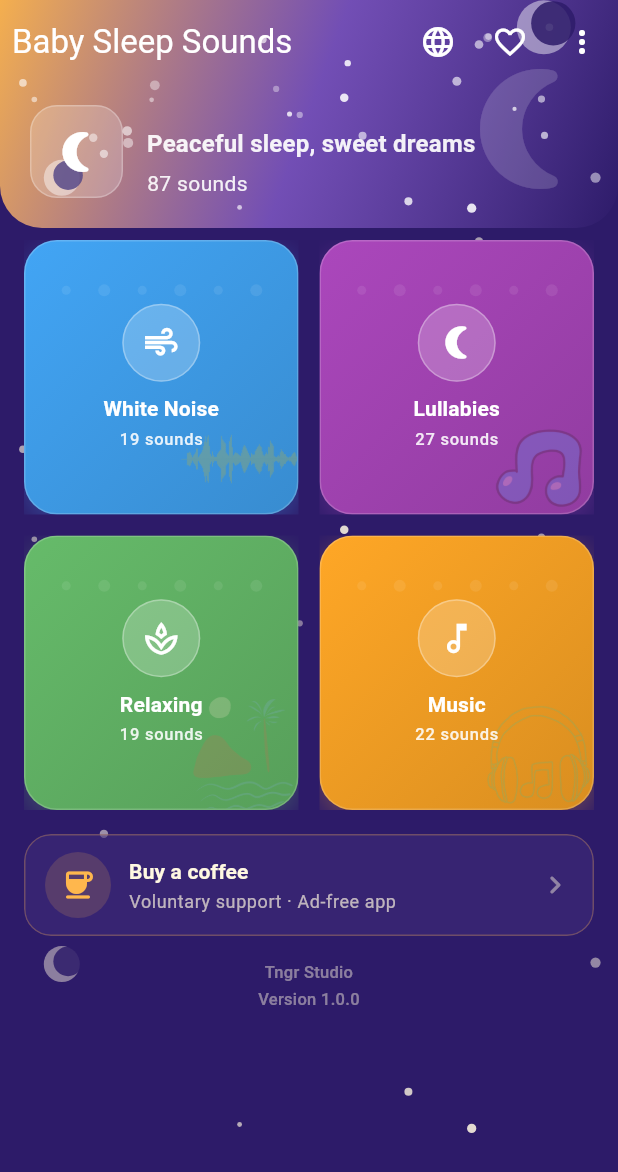
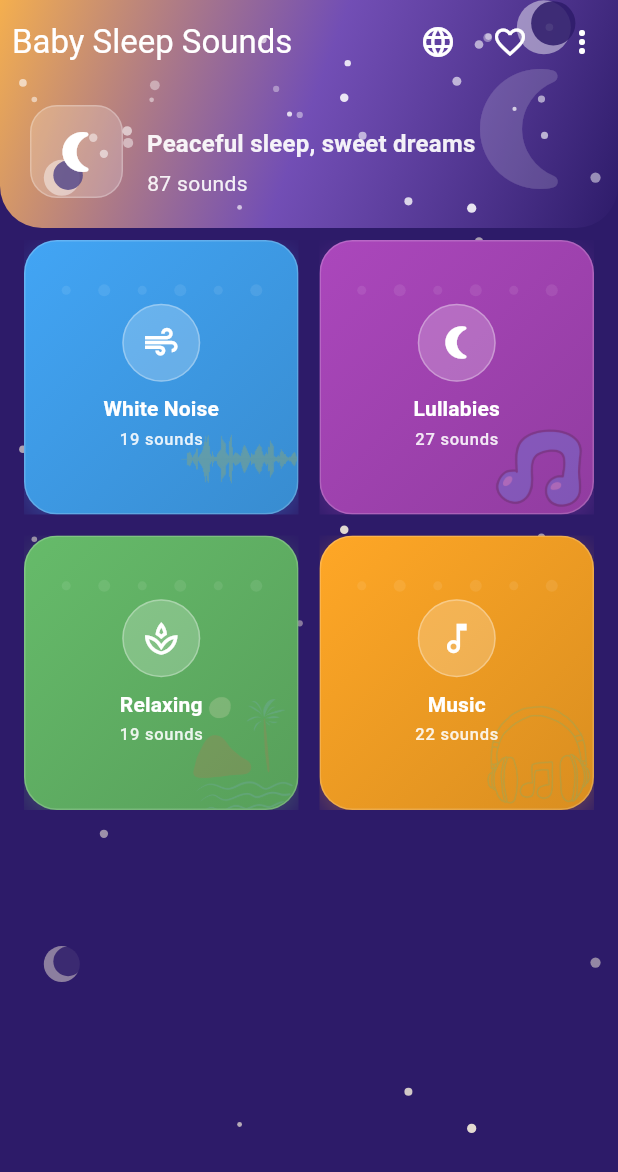
Before and after one commit to alpertungir/baby-sleep-sounds, a Flutter app: the screen it shows after launch, on a phone screen of 412 x 824 dp. Shown: the top 1172 px of the screen. Run offline on Flutter 3.47's test engine with Material 3 defaults, Android fonts, the phone set to English and light mode, and no system bars; our stand-ins replace audio_service, firebase_core, firebase_storage, in_app_purchase, just_audio, package_info_plus and 1 more; missing offline and left inert: audio_session; accounts and stored records are empty; network calls fail; statements that could not run were skipped.

Commit message:
Anasayfayı sadeleştir, destek UX'ini iyileştir ve studio ikonunu güncelle.
Gönüllü destek kartı ve sürüm bilgisini anasayfadan kaldır; destek seçeneklerini hemen göster. Tngr Studio ikon wordmark'ını büyüt ve eski 2.0.0 release notlarını sil.

Co-authored-by: Cursor <cursoragent@cursor.com>

```diff
--- a/app/lib/screens/home_screen.dart
+++ b/app/lib/screens/home_screen.dart
@@ -3,11 +3,9 @@ import 'package:provider/provider.dart';
 
 import '../l10n/app_localizations.dart';
 import '../providers/app_state.dart';
-import '../widgets/app_info_footer.dart';
 import '../widgets/category_card.dart';
 import '../widgets/decorative_background.dart';
 import '../widgets/home_header.dart';
-import '../widgets/home_support_card.dart';
 import '../widgets/language_menu_button.dart';
 import '../widgets/mini_player_bar.dart';
 import '../widgets/screen_insets.dart';
@@ -112,7 +110,7 @@ class HomeScreen extends StatelessWidget {
                   _horizontalPadding,
                   8,
                   _horizontalPadding,
-                  0,
+                  ScreenInsets.listBottom(context, state),
                 ),
                 sliver: SliverGrid(
                   gridDelegate: SliverGridDelegateWithFixedCrossAxisCount(
@@ -142,21 +140,6 @@ class HomeScreen extends StatelessWidget {
                   ),
                 ),
               ),
-              SliverPadding(
-                padding: EdgeInsets.fromLTRB(
-                  _horizontalPadding,
-                  10,
-                  _horizontalPadding,
-                  0,
-                ),
-                sliver: const SliverToBoxAdapter(child: HomeSupportCard()),
-              ),
-              SliverPadding(
-                padding: EdgeInsets.only(
-                  bottom: ScreenInsets.listBottom(context, state),
-                ),
-                sliver: const SliverToBoxAdapter(child: AppInfoFooter()),
-              ),
             ],
           ),
           const Align(
--- a/app/lib/widgets/app_info_footer.dart
+++ /dev/null
@@ -1,37 +0,0 @@
-import 'package:flutter/material.dart';
-
-import '../l10n/app_localizations.dart';
-import 'package_info_loader.dart';
-
-class AppInfoFooter extends StatelessWidget {
-  const AppInfoFooter({super.key});
-
-  @override
-  Widget build(BuildContext context) {
-    final l10n = AppLocalizations.of(context)!;
-    final theme = Theme.of(context);
-    final style = theme.textTheme.labelSmall?.copyWith(
-      color: theme.colorScheme.onSurface.withValues(alpha: 0.45),
-      letterSpacing: 0.2,
-    );
-
-    return FutureBuilder<PackageInfoData>(
-      future: PackageInfoLoader.instance.load(),
-      builder: (context, snapshot) {
-        final version = snapshot.data?.version ?? '…';
-
-        return Padding(
-          padding: const EdgeInsets.symmetric(vertical: 12),
-          child: Column(
-            mainAxisSize: MainAxisSize.min,
-            children: [
-              Text(l10n.developedBy, style: style, textAlign: TextAlign.center),
-              const SizedBox(height: 2),
-              Text(l10n.versionLabel(version), style: style, textAlign: TextAlign.center),
-            ],
-          ),
-        );
-      },
-    );
-  }
-}
--- a/app/lib/widgets/home_support_card.dart
+++ /dev/null
@@ -1,71 +0,0 @@
-import 'package:flutter/material.dart';
-
-import '../l10n/app_localizations.dart';
-import '../screens/support_screen.dart';
-
-class HomeSupportCard extends StatelessWidget {
-  const HomeSupportCard({super.key});
-
-  @override
-  Widget build(BuildContext context) {
-    final l10n = AppLocalizations.of(context)!;
-    final theme = Theme.of(context);
-    final primary = theme.colorScheme.primary;
-
-    return Padding(
-      padding: const EdgeInsets.only(top: 6, bottom: 4),
-      child: Material(
-        color: theme.colorScheme.surface.withValues(alpha: 0.55),
-        shape: RoundedRectangleBorder(
-          borderRadius: BorderRadius.circular(18),
-          side: BorderSide(color: primary.withValues(alpha: 0.28)),
-        ),
-        clipBehavior: Clip.antiAlias,
-        child: InkWell(
-          onTap: () => openSupportScreen(context),
-          child: Padding(
-            padding: const EdgeInsets.symmetric(horizontal: 14, vertical: 12),
-            child: Row(
-              children: [
-                Container(
-                  width: 44,
-                  height: 44,
-                  decoration: BoxDecoration(
-                    shape: BoxShape.circle,
-                    color: primary.withValues(alpha: 0.16),
-                  ),
-                  child: Icon(Icons.coffee_rounded, color: primary, size: 24),
-                ),
-                const SizedBox(width: 12),
-                Expanded(
-                  child: Column(
-                    crossAxisAlignment: CrossAxisAlignment.start,
-                    children: [
-                      Text(
-                        l10n.homeSupportCta,
-                        style: theme.textTheme.titleSmall?.copyWith(
-                          fontWeight: FontWeight.w700,
-                        ),
-                      ),
-                      const SizedBox(height: 2),
-                      Text(
-                        l10n.homeSupportHint,
-                        style: theme.textTheme.bodySmall?.copyWith(
-                          color: theme.colorScheme.onSurface.withValues(alpha: 0.68),
-                        ),
-                      ),
-                    ],
-                  ),
-                ),
-                Icon(
-                  Icons.chevron_right_rounded,
-                  color: theme.colorScheme.onSurface.withValues(alpha: 0.45),
-                ),
-              ],
-            ),
-          ),
-        ),
-      ),
-    );
-  }
-}
```
Also changed, not shown: app/lib/providers/support_purchase_provider.dart (+6 -1 lines), app/lib/screens/support_screen.dart (+5 -5 lines), store/release-notes/2.0.0-en.txt (deleted, +0 -8 lines), store/release-notes/2.0.0-tr.txt (deleted, +0 -8 lines), store/tngr-studio/developer-header-4096x2304.png, store/tngr-studio/icon-1024.png, store/tngr-studio/icon-512.png, 1 other file.
